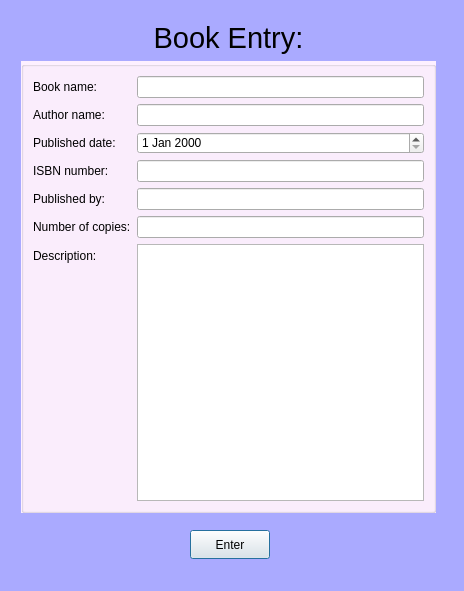
Qt form entry.ui (aavashlamichhane/LibMan) before a commit.
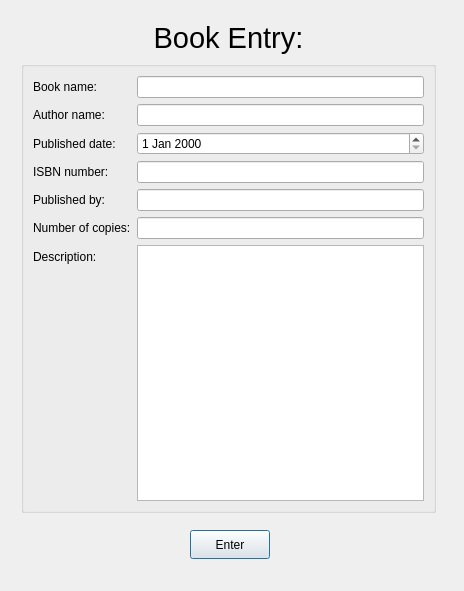
The same form after that commit.

```diff
--- a/entry.ui
+++ b/entry.ui
@@ -14,9 +14,7 @@
    <string>Dialog</string>
   </property>
   <property name="styleSheet">
-   <string notr="true">QMainWindow{background:rgb(170, 170, 255)}
-QGroupBox{background:rgb(253, 240, 255)}
-QDialog{background:rgb(170, 170, 255)}</string>
+   <string notr="true"/>
   </property>
   <widget class="QWidget" name="layoutWidget">
    <property name="geometry">
```
